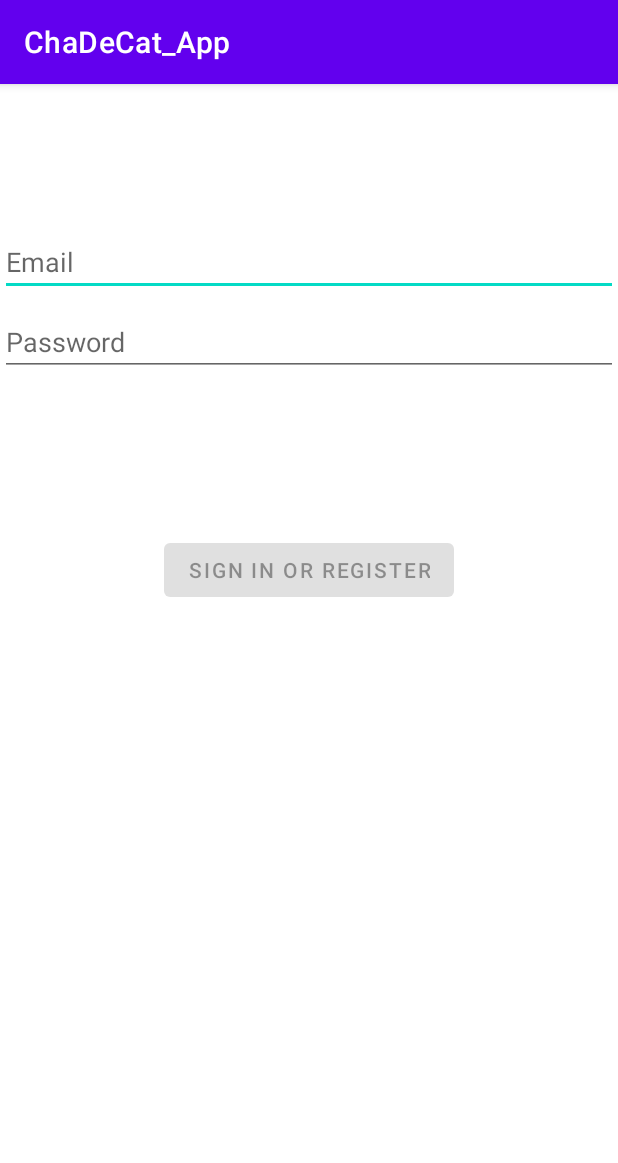
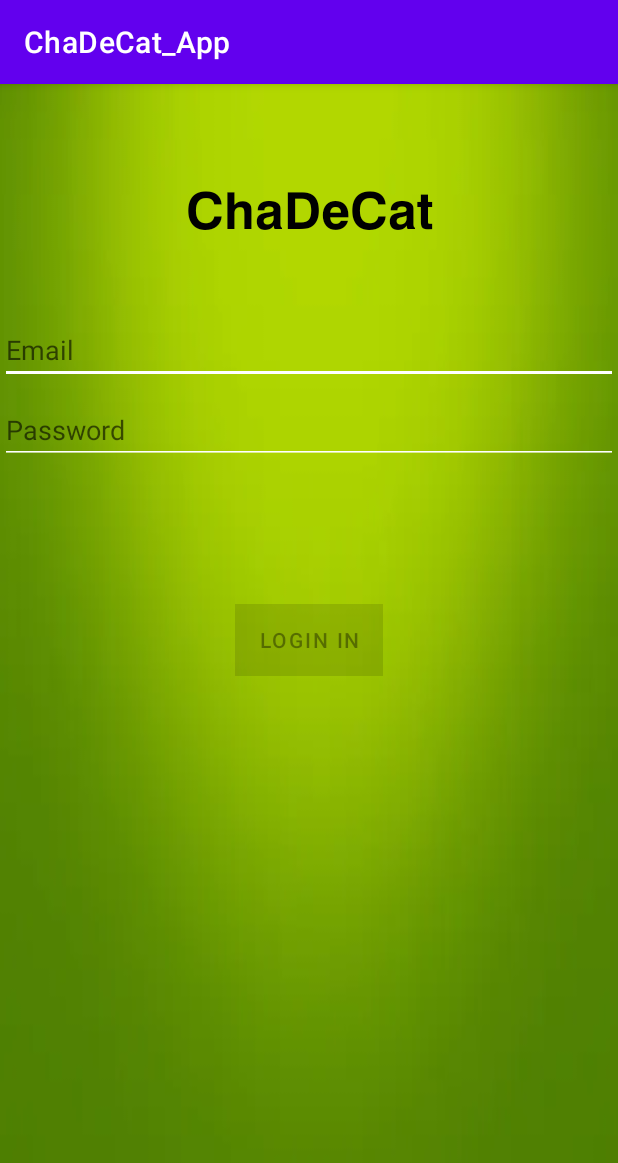
Before and after one commit to pacoalvarado/ChaDeCat_App, an Android app: the LoginActivity screen opened directly, with no data from a screen before it, on a phone screen of 412 x 824 dp. Shown: the top 1163 px of the screen. Run offline under Robolectric (Android 15) with nearby library versions, the phone set to English and light mode, and no system bars.

Commit message:
login activity done!

```diff
--- a/app/src/main/res/layout/login.xml
+++ b/app/src/main/res/layout/login.xml
@@ -4,25 +4,33 @@
     xmlns:tools="http://schemas.android.com/tools"
     android:id="@+id/container"
     android:layout_width="match_parent"
-    android:layout_height="match_parent">
+    android:layout_height="match_parent"
+    android:background="@drawable/verd"
+    >
 
     <EditText
         android:id="@+id/username"
         android:layout_width="0dp"
         android:layout_height="wrap_content"
-        android:layout_marginTop="96dp"
+        android:layout_marginTop="48dp"
+        android:backgroundTint="@color/white"
         android:hint="@string/prompt_email"
         android:inputType="textEmailAddress"
         android:selectAllOnFocus="true"
+        android:textAlignment="viewStart"
+        android:textAllCaps="false"
+        android:textColorHighlight="#020202"
         app:layout_constraintEnd_toEndOf="parent"
+        app:layout_constraintHorizontal_bias="0.0"
         app:layout_constraintStart_toStartOf="parent"
-        app:layout_constraintTop_toTopOf="parent" />
+        app:layout_constraintTop_toBottomOf="@+id/textView2" />
 
     <EditText
         android:id="@+id/password"
         android:layout_width="0dp"
         android:layout_height="wrap_content"
         android:layout_marginTop="8dp"
+        android:backgroundTint="#FFFFFF"
         android:hint="@string/prompt_password"
         android:imeActionLabel="@string/action_sign_in_short"
         android:imeOptions="actionDone"
@@ -39,6 +47,7 @@
         android:layout_gravity="start"
         android:layout_marginTop="16dp"
         android:layout_marginBottom="64dp"
+        android:background="@color/black"
         android:enabled="false"
         android:text="@string/action_sign_in"
         app:layout_constraintBottom_toBottomOf="parent"
@@ -61,4 +70,20 @@
         app:layout_constraintTop_toTopOf="parent"
         app:layout_constraintVertical_bias="0.3" />
 
+    <TextView
+        android:id="@+id/textView2"
+        android:layout_width="wrap_content"
+        android:layout_height="wrap_content"
+        android:layout_marginStart="175dp"
+        android:layout_marginTop="60dp"
+        android:layout_marginEnd="168dp"
+        android:text="𝗖𝗵𝗮𝗗𝗲𝗖𝗮𝘁"
+        android:textAlignment="center"
+        android:textColor="#000000"
+        android:textSize="34sp"
+        app:layout_constraintEnd_toEndOf="parent"
+        app:layout_constraintHorizontal_bias="0.541"
+        app:layout_constraintStart_toStartOf="parent"
+        app:layout_constraintTop_toTopOf="parent" />
+
 </androidx.constraintlayout.widget.ConstraintLayout>
--- a/app/src/main/res/values/strings.xml
+++ b/app/src/main/res/values/strings.xml
@@ -2,7 +2,7 @@
     <string name="app_name">ChaDeCat_App</string>
     <string name="prompt_email">Email</string>
     <string name="prompt_password">Password</string>
-    <string name="action_sign_in">Sign in or register</string>
+    <string name="action_sign_in">Login In</string>
     <string name="action_sign_in_short">Sign in</string>
     <string name="welcome">"Welcome !"</string>
     <string name="invalid_username">Not a valid username</string>
```
Also changed, not shown: app/src/main/res/drawable-v24/verd.jpg (added).
